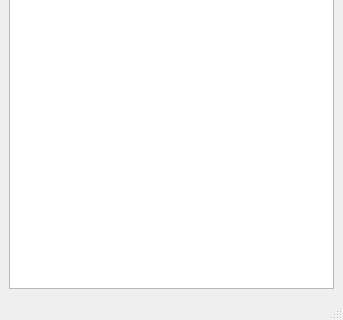
This is ServiceChat/mainwindow.ui in 124327288/ChatClient as Qt 5 draws it before an edit; both pictures show x 0 to 343 and y 280 to 600 of the 343 by 600 pixel window. The edited form follows.
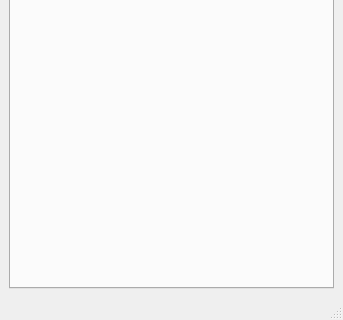
This is the edited form.

The edit to the form file:
```diff
--- a/ServiceChat/mainwindow.ui
+++ b/ServiceChat/mainwindow.ui
@@ -43,7 +43,11 @@
      </widget>
     </item>
     <item>
-     <widget class="QListView" name="listView"/>
+     <widget class="QTabWidget" name="tabWidget">
+      <property name="currentIndex">
+       <number>-1</number>
+      </property>
+     </widget>
     </item>
    </layout>
   </widget>
```
Left out of the diff: 2 changed lines with no effect on the pictures.
